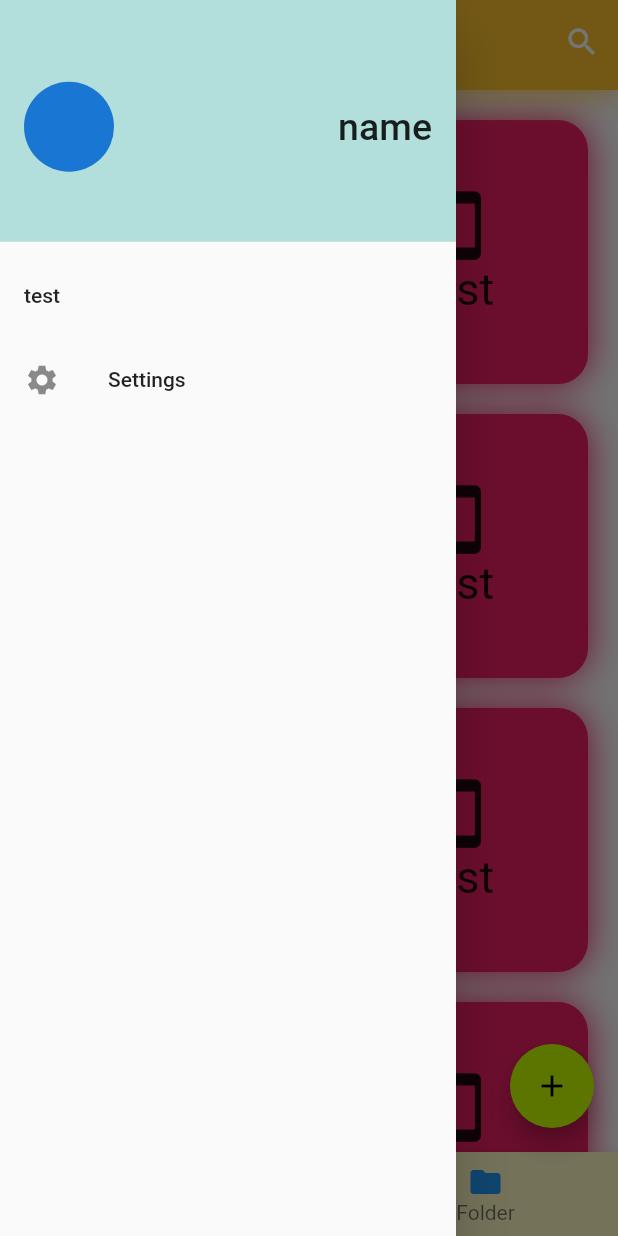
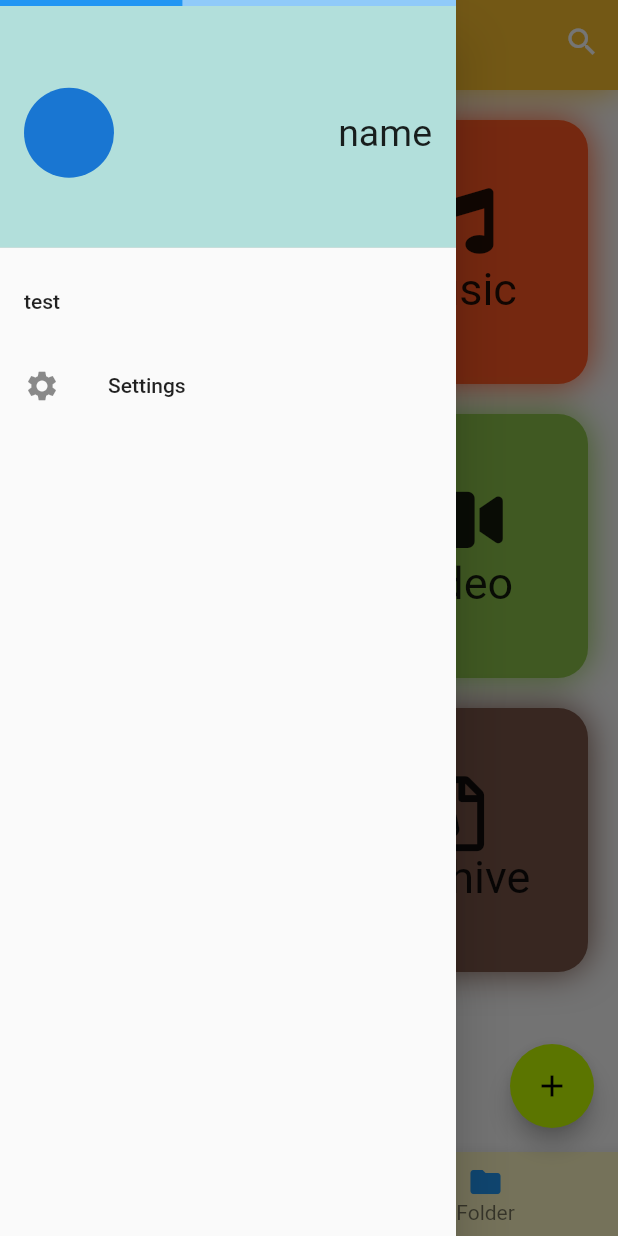
Before and after one commit to laiiihz/treex_flutter, a Flutter app: the HomeStructurePage screen opened directly, item 3 of the bottom bar chosen, with the side drawer open, on a phone screen of 412 x 824 dp. Run offline on Flutter 3.47's test engine with Material 2 defaults, Android fonts, the phone set to English and light mode, and no system bars; drawn by our look-alikes of screenshot; our stand-ins replace flare_flutter, font_awesome_flutter.

Commit message:
update:singleblock

```diff
--- a/lib/UI/MainHomeUI/Pages/FilesUI.dart
+++ b/lib/UI/MainHomeUI/Pages/FilesUI.dart
@@ -1,4 +1,5 @@
 import 'package:flutter/material.dart';
+import 'package:font_awesome_flutter/font_awesome_flutter.dart';
 import 'package:treex_flutter/widget/SingleBlock.dart';
 
 class FilesUIPage extends StatefulWidget {
@@ -12,13 +13,48 @@ class _FilesUIState extends State<FilesUIPage> {
     return Column(
       children: <Widget>[
         Expanded(
-          child: GridView.builder(
+          child: GridView(
             padding: EdgeInsets.all(10),
+            physics: BouncingScrollPhysics(),
+            children: <Widget>[
+              SingleBlockWidget(
+                icon: FontAwesomeIcons.fileAlt,
+                text: 'Document',
+                color: Colors.blueAccent,
+              ),
+              SingleBlockWidget(
+                icon: FontAwesomeIcons.music,
+                text: 'Music',
+                color: Colors.deepOrange,
+              ),
+              SingleBlockWidget(
+                icon: FontAwesomeIcons.code,
+                text: 'Codes',
+                color: Colors.blueGrey,
+              ),
+              SingleBlockWidget(
+                icon: FontAwesomeIcons.video,
+                text: 'Video',
+                color: Colors.lightGreen,
+              ),
+              SingleBlockWidget(
+                icon: FontAwesomeIcons.image,
+                text: 'Image',
+                color: Colors.green,
+              ),
+              SingleBlockWidget(
+                icon: FontAwesomeIcons.fileArchive,
+                text: 'Archive',
+                color: Colors.brown,
+              ),
+              SingleBlockWidget(
+                icon: FontAwesomeIcons.android,
+                text: 'Apk',
+                color: Colors.lightGreenAccent,
+              ),
+            ],
             gridDelegate:
                 SliverGridDelegateWithFixedCrossAxisCount(crossAxisCount: 2),
-            itemBuilder: (BuildContext context, int index) {
-              return SingleBlockWidget(icon: Icons.add_to_home_screen, text: 'test', color: Colors.pink);
-            },
           ),
         ),
       ],
--- a/lib/UI/MainHomeUI/Pages/HomeUI.dart
+++ b/lib/UI/MainHomeUI/Pages/HomeUI.dart
@@ -2,7 +2,9 @@ import 'dart:math';
 
 import 'package:flare_flutter/flare_actor.dart';
 import 'package:flutter/material.dart';
+import 'package:font_awesome_flutter/font_awesome_flutter.dart';
 import 'package:treex_flutter/ColorSchemes.dart';
+import 'package:treex_flutter/widget/SingleBlock.dart';
 
 class HomeUIPage extends StatefulWidget {
   @override
@@ -84,28 +86,16 @@ class _HomeUIState extends State<HomeUIPage> {
               gridDelegate:
                   SliverGridDelegateWithFixedCrossAxisCount(crossAxisCount: 2),
               children: <Widget>[
+                SingleBlockWidget(
+                  icon: FontAwesomeIcons.qrcode,
+                  text: '扫一扫',
+                  color: Colors.blueGrey,
+                  callback: (){
+                    print('test111');
+                  },
+                ),
                 Padding(
                   padding: EdgeInsets.all(10),
-                  child: InkWell(
-                    onTap: () {},
-                    child: Container(
-                      decoration: BoxDecoration(
-                        borderRadius: BorderRadius.circular(20),
-                        color: Colors.blueGrey,
-                        boxShadow: [
-                          BoxShadow(
-                            color: Colors.blueGrey,
-                            blurRadius: 20,
-                          )
-                        ],
-                      ),
-                      height: 100,
-                    ),
-                  ),
-                ),
-                Padding(
-                  padding: EdgeInsets.all(10
-                  ),
                   child: InkWell(
                     onTap: () {},
                     child: Container(
--- a/lib/widget/DrawerMain.dart
+++ b/lib/widget/DrawerMain.dart
@@ -7,16 +7,29 @@ class DrawerMainWidget extends StatefulWidget {
 }
 
 class _DrawerMainState extends State<DrawerMainWidget> {
+  double _userHeight = 0;
+  bool _userOpen = false;
   @override
   Widget build(BuildContext context) {
     return Drawer(
-      child: ListView(
-        padding: EdgeInsets.zero,
+      child: Column(
         children: <Widget>[
+          LinearProgressIndicator(
+            value: 0.4,
+          ),
           DrawerHeader(
             decoration: BoxDecoration(
               color: tealBackground,
             ),
+            child: Material(
+              color: Colors.transparent,
+              child: InkWell(
+                onTap: () {
+                  _userOpen =!_userOpen;
+                  setState(() {
+                    _userHeight = _userOpen?150:0;
+                  });
+                },
                 child: Row(
                   mainAxisAlignment: MainAxisAlignment.spaceBetween,
                   children: <Widget>[
@@ -30,18 +43,46 @@ class _DrawerMainState extends State<DrawerMainWidget> {
                   ],
                 ),
               ),
+            ),
+          ),
+          AnimatedContainer(
+            curve: Curves.easeInOutCubic,
+            duration: Duration(milliseconds: 500),
+            color: Colors.pink,
+            height: _userHeight,
+            child: Column(
+              children: <Widget>[
+                Expanded(
+                  child: ListTile(
+                    title: Text('test'),
+                  ),
+                ),
+                Expanded(
+                  child: ListTile(
+                    title: Text('test'),
+                  ),
+                ),
+              ],
+            ),
+          ),
+          Expanded(
+            child: ListView(
+              children: <Widget>[
                 InkWell(
                   child: ListTile(
                     title: Text('test'),
                   ),
-            onTap: (){},
+                  onTap: () {},
                 ),
                 InkWell(
                   child: ListTile(
                     leading: Icon(Icons.settings),
                     title: Text('Settings'),
                   ),
-            onTap: (){},
+                  onTap: () {},
+                ),
+              ],
+            ),
           ),
         ],
       ),
--- a/lib/widget/SingleBlock.dart
+++ b/lib/widget/SingleBlock.dart
@@ -6,11 +6,13 @@ class SingleBlockWidget extends StatefulWidget {
     @required this.icon,
     @required this.text,
     @required this.color,
+    this.callback,
   }) : super(key: key);
 
   final IconData icon;
   final String text;
   final Color color;
+  final VoidCallback callback;
 
   @override
   State<StatefulWidget> createState() => _SingleBlockState();
@@ -29,7 +31,7 @@ class _SingleBlockState extends State<SingleBlockWidget> {
           ),
           child: InkWell(
             borderRadius: BorderRadius.circular(20),
-            onTap: () {},
+            onTap: widget.callback,
             child: Column(
               mainAxisSize: MainAxisSize.min,
               mainAxisAlignment: MainAxisAlignment.center,
--- a/pubspec.yaml
+++ b/pubspec.yaml
@@ -24,7 +24,7 @@ dependencies:
   flare_flutter: ^1.6.2
   provider: ^3.1.0+1  # state manage
   screenshot: ^0.1.1  #capture screen (using flutter tree)
-
+  font_awesome_flutter: ^8.5.0 #font_awesome icon
 
 dev_dependencies:
   flutter_test:
```
Also changed, not shown: pubspec.lock. Lines whose indentation alone changed are shown as unchanged.
